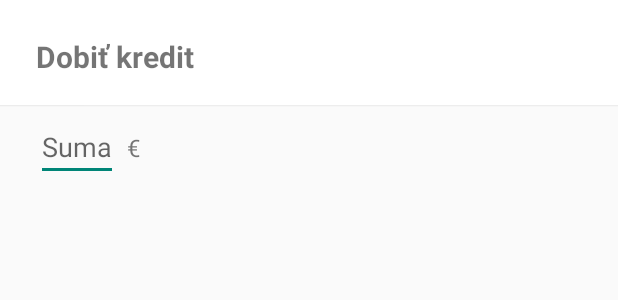
After one commit to xkovacikm/AndroidNfcReader, an Android app: the layout credit_add_dialog.xml on its own in the app's theme, with its tools: preview values and no code run, on a phone screen of 412 x 824 dp. The commit adds this screen. Shown: the top 300 px of the screen. Run offline under Robolectric (Android 15) with nearby library versions, the phone set to English and light mode, and no system bars.

Commit message:
dobijanie kreditu, tlacidlo pre zobrazenie zoznamu vsetkych zakaznikov, uprava vzhladu pre non-admin ucty, toasty

```diff
--- a/app/src/main/AndroidManifest.xml
+++ b/app/src/main/AndroidManifest.xml
@@ -22,11 +22,9 @@
 >
         <activity android:name=".MainActivity"
                   android:theme="@style/Theme.AppCompat.Light.NoActionBar"/>
-        <activity android:name=".MenuEditActivity" />
         <activity android:name=".CustomerListActivity" />
         <activity android:name=".CustomerAddActivity" />
         <activity android:name=".CustomerEditActivity" />
-        <activity android:name=".MenuListActivity" />
         <activity android:name=".FirstActivity" >
             <intent-filter>
                 <action android:name="android.intent.action.MAIN" />
--- /dev/null
+++ b/app/src/main/res/layout/credit_add_dialog.xml
@@ -0,0 +1,60 @@
+<LinearLayout xmlns:android="http://schemas.android.com/apk/res/android"
+    android:orientation="vertical"
+    android:layout_width="wrap_content"
+    android:layout_height="wrap_content">
+    <RelativeLayout
+        android:layout_width="match_parent"
+        android:layout_height="wrap_content"
+
+        >
+        <ImageView
+            android:layout_width="match_parent"
+            android:layout_height="70dp"
+            android:scaleType="center"
+            android:background="#ffffff"
+            android:elevation="1dp"
+            />
+        <TextView
+            android:layout_width="wrap_content"
+            android:layout_height="wrap_content"
+            android:text="@string/credit_add_dialog_title"
+            android:textSize="20dp"
+            android:paddingTop="24dp"
+            android:paddingLeft="24dp"
+            android:paddingRight="24dp"
+            android:paddingBottom="20dp"
+            android:elevation="1dp"
+            android:textStyle="bold"
+            />
+    </RelativeLayout>
+
+
+    <LinearLayout
+        android:layout_width="match_parent"
+        android:layout_height="wrap_content"
+        android:orientation="horizontal">
+        <EditText
+            android:id="@+id/credit_edit_text"
+            android:layout_width="wrap_content"
+            android:layout_height="wrap_content"
+            android:layout_marginTop="4dp"
+            android:layout_marginLeft="24dp"
+            android:layout_marginRight="6dp"
+            android:layout_marginBottom="16dp"
+            android:fontFamily="sans-serif"
+            android:hint="@string/cerdit_value"/>
+
+        <TextView
+            android:layout_width="wrap_content"
+            android:layout_height="wrap_content"
+            android:text="€"
+            android:textSize="16dp"
+            android:layout_marginTop="4dp"
+            android:layout_marginRight="24dp"
+            android:layout_marginBottom="16dp"/>
+    </LinearLayout>
+
+
+
+
+</LinearLayout>
```
Also changed, not shown: app/src/main/java/com/example/demeterovci/androidnfc/CreditAddDialogFragment.java (added, +67 -0 lines), app/src/main/java/com/example/demeterovci/androidnfc/FirstActivity.java (+11 -4 lines), app/src/main/java/com/example/demeterovci/androidnfc/MainActivity.java (+66 -5 lines), app/src/main/java/com/example/demeterovci/androidnfc/MenuEditActivity.java (deleted, +0 -94 lines), app/src/main/java/com/example/demeterovci/androidnfc/MenuListActivity.java (deleted, +0 -57 lines), app/src/main/java/com/example/demeterovci/androidnfc/MyAdapter.java (+14 -3 lines), app/src/main/res/drawable/ic_people_black_24dp.xml (added, +9 -0 lines), app/src/main/res/menu/action_bar_menu.xml (+11 -1 lines), app/src/main/res/values/strings.xml (+10 -0 lines).
